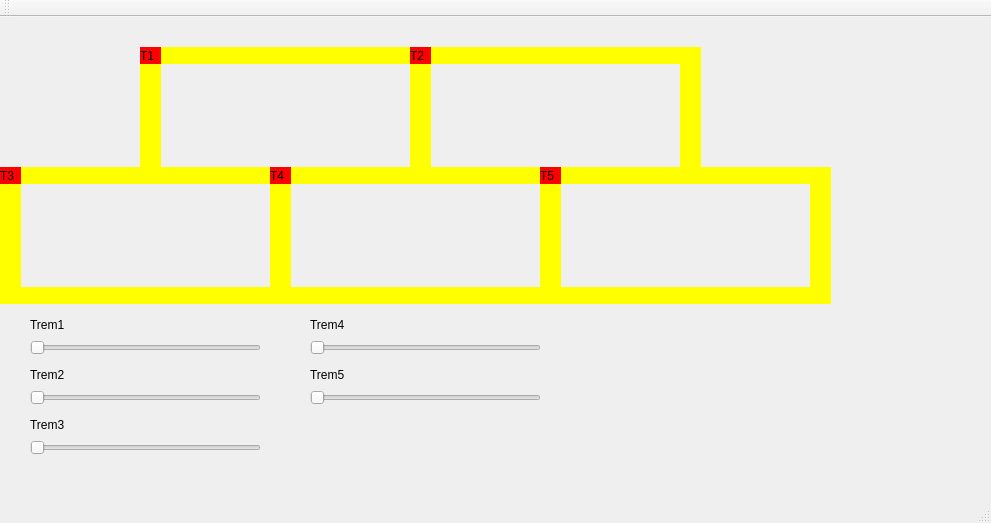
Old version of the form Trem/mainwindow.ui in the repository croc31/Trains.
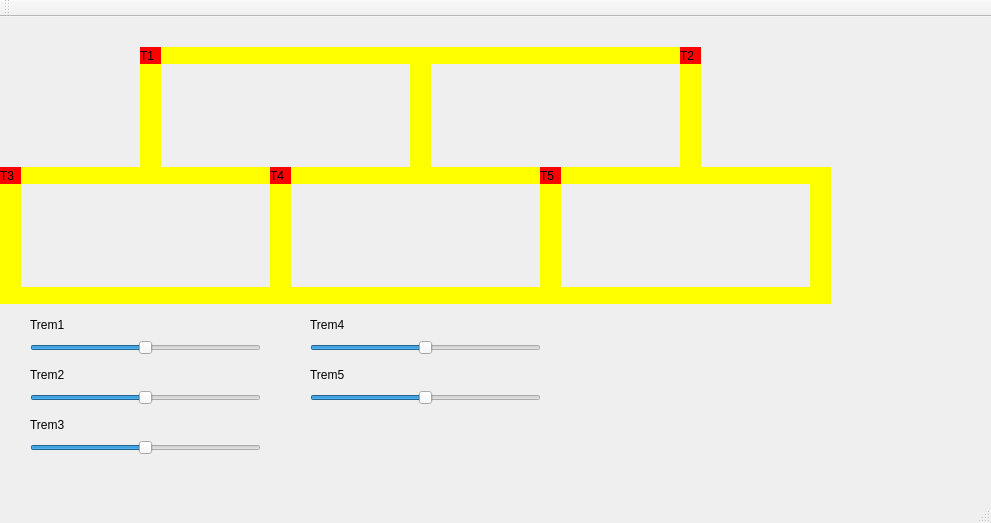
New version of the form.

What changed in the file:
```diff
--- a/Trem/mainwindow.ui
+++ b/Trem/mainwindow.ui
@@ -145,7 +145,7 @@
    <widget class="QLabel" name="label_trem2">
     <property name="geometry">
      <rect>
-      <x>410</x>
+      <x>680</x>
       <y>30</y>
       <width>21</width>
       <height>17</height>
@@ -394,6 +394,9 @@
     <property name="maximum">
      <number>200</number>
     </property>
+    <property name="value">
+     <number>100</number>
+    </property>
     <property name="orientation">
      <enum>Qt::Horizontal</enum>
     </property>
@@ -423,6 +426,9 @@
     <property name="maximum">
      <number>200</number>
     </property>
+    <property name="value">
+     <number>100</number>
+    </property>
     <property name="orientation">
      <enum>Qt::Horizontal</enum>
     </property>
@@ -452,6 +458,9 @@
     <property name="maximum">
      <number>200</number>
     </property>
+    <property name="value">
+     <number>100</number>
+    </property>
     <property name="orientation">
      <enum>Qt::Horizontal</enum>
     </property>
@@ -481,6 +490,9 @@
     <property name="maximum">
      <number>200</number>
     </property>
+    <property name="value">
+     <number>100</number>
+    </property>
     <property name="orientation">
      <enum>Qt::Horizontal</enum>
     </property>
@@ -510,6 +522,9 @@
     <property name="maximum">
      <number>200</number>
     </property>
+    <property name="value">
+     <number>100</number>
+    </property>
     <property name="orientation">
      <enum>Qt::Horizontal</enum>
     </property>
```
